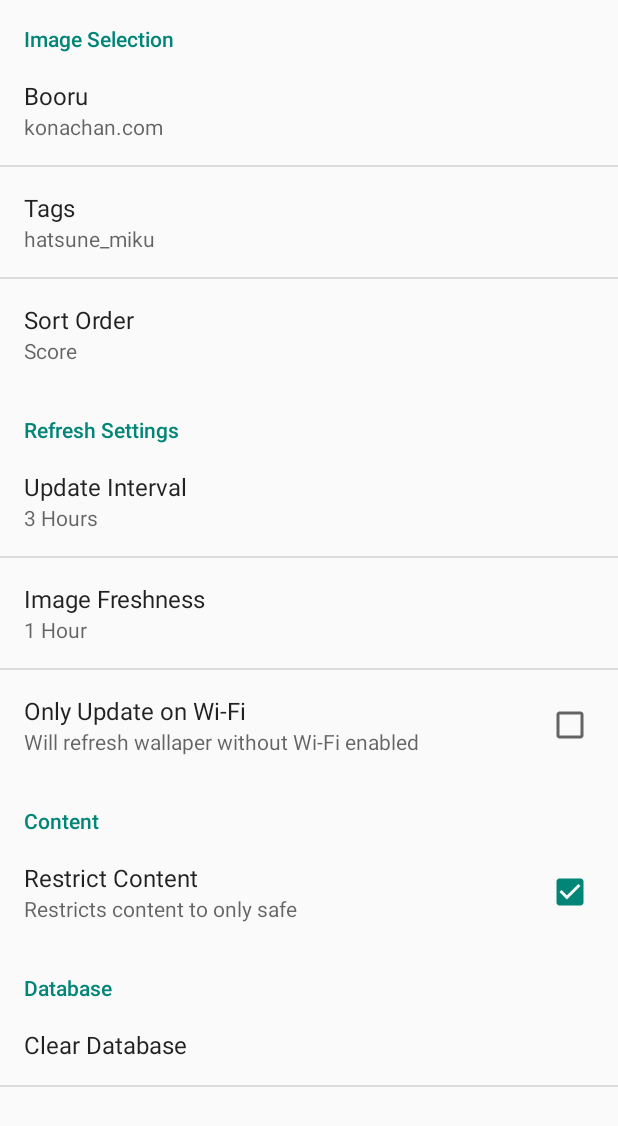
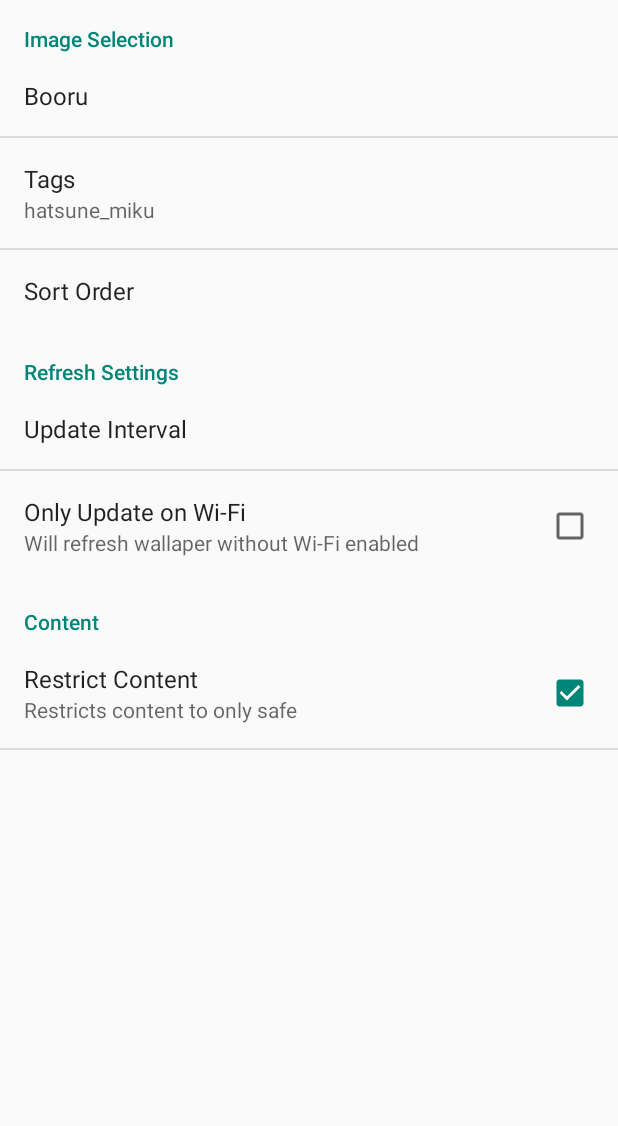
Before and after one commit to Flat/Konachan-for-Muzei, an Android app: the SettingsActivity screen opened directly, with no data from a screen before it, on a phone screen of 412 x 824 dp. Shown: the top 1126 px of the screen. Run offline under Robolectric (Android 15) with nearby library versions, the phone set to English and light mode, and no system bars; libraries missing offline, so code that uses them is left out: com.google.android.apps.

Commit message:
Revert "Implement Database (To fix sort order)"
This reverts commit 432ba01d9f69fe3b6e8f8a50b7c27c94aabf8ece.

```diff
--- a/Muzei - Konachan Extension/src/main/java/com/chokoreto/muzei/konachan/Config.java
+++ b/Muzei - Konachan Extension/src/main/java/com/chokoreto/muzei/konachan/Config.java
@@ -45,7 +45,6 @@ public class Config {
     public int getTimeSet(){
         return Integer.parseInt(prefs.getString("pref_refresh_time", "90"));
     }
-    public long getMD5Clear(){return Long.parseLong(prefs.getString("pref_clear_md5","60"));}
     public String getURLForLink(String booru){
         if(booru.equals("konachan.com")){
             return "http://konachan.net/post/show/";
--- a/Muzei - Konachan Extension/src/main/java/com/chokoreto/muzei/konachan/KonachanService.java
+++ b/Muzei - Konachan Extension/src/main/java/com/chokoreto/muzei/konachan/KonachanService.java
@@ -19,7 +19,6 @@ interface KonachanService {
         String file_url;
         String tags;
         String author;
-        String md5;
     }
 
 }
--- a/Muzei - Konachan Extension/src/main/java/com/chokoreto/muzei/konachan/OptionDialogPreference.java
+++ /dev/null
@@ -1,21 +0,0 @@
-package com.chokoreto.muzei.konachan;
-
-import android.content.Context;
-import android.preference.DialogPreference;
-import android.util.AttributeSet;
-
-/**
- * Created by Kenneth on 7/28/2014.
- */
-public class OptionDialogPreference extends DialogPreference {
-
-    public OptionDialogPreference(Context context, AttributeSet attrs) {
-        super(context, attrs);
-    }
-
-    @Override
-    protected void onDialogClosed(boolean positiveResult){
-        super.onDialogClosed(positiveResult);
-        persistBoolean(positiveResult);
-    }
-}
--- a/Muzei - Konachan Extension/src/main/res/values/strings_activity_settings.xml
+++ b/Muzei - Konachan Extension/src/main/res/values/strings_activity_settings.xml
@@ -1,5 +1,5 @@
 <resources>
-    <string name="title_activity_settings">Muzei - Konachan Settings</string>
+        <string name="title_activity_settings">Muzei - Konachan Settings</string>
     <string name="pref_tags">Tags</string>
     <string name="pref_default_tags">hatsune_miku</string>
     <string name="pref_title_sort_order">Sort Order</string>
@@ -50,22 +50,4 @@
         <item>gelbooru.com</item>
    <!--     <item>danbooru.donmai.us</item> -->
     </string-array>
-    <string-array name="pref_clear_md5_options">
-        <item>15 Minutes</item>
-        <item>30 Minutes</item>
-        <item>1 Hour</item>
-        <item>3 Hours</item>
-        <item>6 Hours</item>
-        <item>1 Day</item>
-        <item>3 Days</item>
-    </string-array>
-    <string-array name="pref_clear_md5_values">
-        <item>15</item>
-        <item>30</item>
-        <item>60</item>
-        <item>180</item>
-        <item>360</item>
-        <item>1440</item>
-        <item>4320</item>
-    </string-array>
 </resources>
--- a/Muzei - Konachan Extension/src/main/res/xml/pref_general.xml
+++ b/Muzei - Konachan Extension/src/main/res/xml/pref_general.xml
@@ -3,7 +3,7 @@
     <ListPreference
         android:key="pref_booru"
         android:title="@string/pref_booru_title"
-        android:defaultValue="konachan.com"
+        android:defaultValue="0"
         android:entries="@array/pref_booru_selections"
         android:entryValues="@array/pref_booru_selections_values"
         android:negativeButtonText="@null"
@@ -21,7 +21,7 @@
     <ListPreference
         android:key="pref_sort_order"
         android:title="@string/pref_title_sort_order"
-        android:defaultValue="score"
+        android:defaultValue="order:score"
         android:entries="@array/pref_sort_options"
         android:entryValues="@array/pref_sort_options_values"
         android:negativeButtonText="@null"
@@ -31,21 +31,11 @@
         <ListPreference
             android:key="pref_refresh_time"
             android:title="@string/pref_refresh_time_title"
-            android:defaultValue="180"
+            android:defaultValue="90"
             android:entries="@array/pref_refresh_time_options"
             android:entryValues="@array/pref_refresh_time_values"
             android:negativeButtonText="@null"
             android:positiveButtonText="@null" />
-        <ListPreference
-            android:key="pref_clear_md5"
-            android:title="Image Freshness"
-            android:summary="How long images are blocked from being repeated"
-            android:defaultValue="60"
-            android:entries="@array/pref_clear_md5_options"
-            android:entryValues="@array/pref_clear_md5_values"
-            android:negativeButtonText="@null"
-            android:positiveButtonText="@null"
-            />
         <CheckBoxPreference
             android:key="pref_wifi"
             android:title="@string/pref_wifi"
@@ -63,17 +53,6 @@
         android:summaryOff="Non-safe images are currently allowed"
         />
     </PreferenceCategory>
-    <PreferenceCategory android:title="Database">
-        <com.chokoreto.muzei.konachan.OptionDialogPreference
-            android:key="pref_destroy_database"
-            android:title="Clear Database"
-            android:dialogTitle="Clear Database"
-            android:dialogMessage="Are you sure you want to clear the database?"
-            android:negativeButtonText="Cancel"
-            android:positiveButtonText="Yes"
-
-            />
-    </PreferenceCategory>
 <!--
 
 -->
```
Also changed, not shown: Muzei - Konachan Extension/src/main/java/com/chokoreto/muzei/konachan/Database.java (deleted, +0 -36 lines), Muzei - Konachan Extension/src/main/java/com/chokoreto/muzei/konachan/DatabaseContract.java (deleted, +0 -17 lines), Muzei - Konachan Extension/src/main/java/com/chokoreto/muzei/konachan/KonachanArtSource.java (+7 -45 lines), Muzei - Konachan Extension/src/main/java/com/chokoreto/muzei/konachan/SettingsActivity.java (+0 -15 lines).
